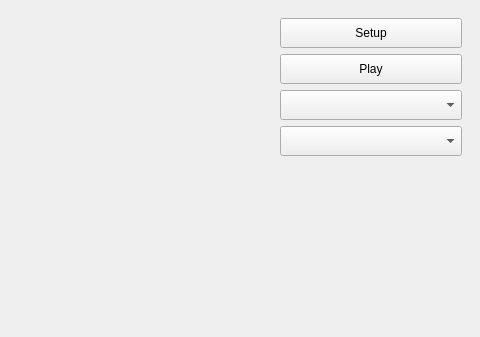
burtonjz/Syndesium, file gui/core/Synth.ui: the form before one commit; both pictures show x 720 to 1200 and y 0 to 337 of the 1200 by 800 pixel window.
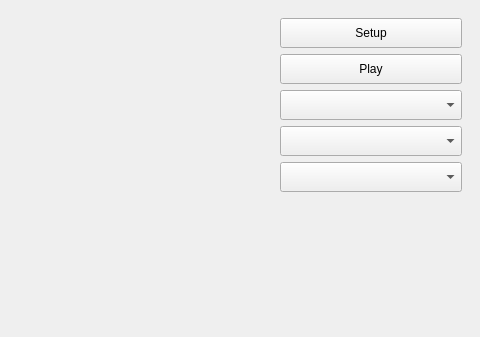
The form after the commit.

Commit message: now support chaining of midi handlers into each other.

```diff
--- a/gui/core/Synth.ui
+++ b/gui/core/Synth.ui
@@ -132,7 +132,20 @@
           </size>
          </property>
          <property name="placeholderText">
-          <string>Add Modulator</string>
+          <string>Add Modulator Component</string>
+         </property>
+        </widget>
+       </item>
+       <item>
+        <widget class="QComboBox" name="addMidiComponentBox">
+         <property name="minimumSize">
+          <size>
+           <width>0</width>
+           <height>30</height>
+          </size>
+         </property>
+         <property name="placeholderText">
+          <string>Add Midi Component</string>
          </property>
         </widget>
        </item>
```
Left out of the diff: 2 changed lines with no effect on the pictures. The commit also changes 20 other files.
